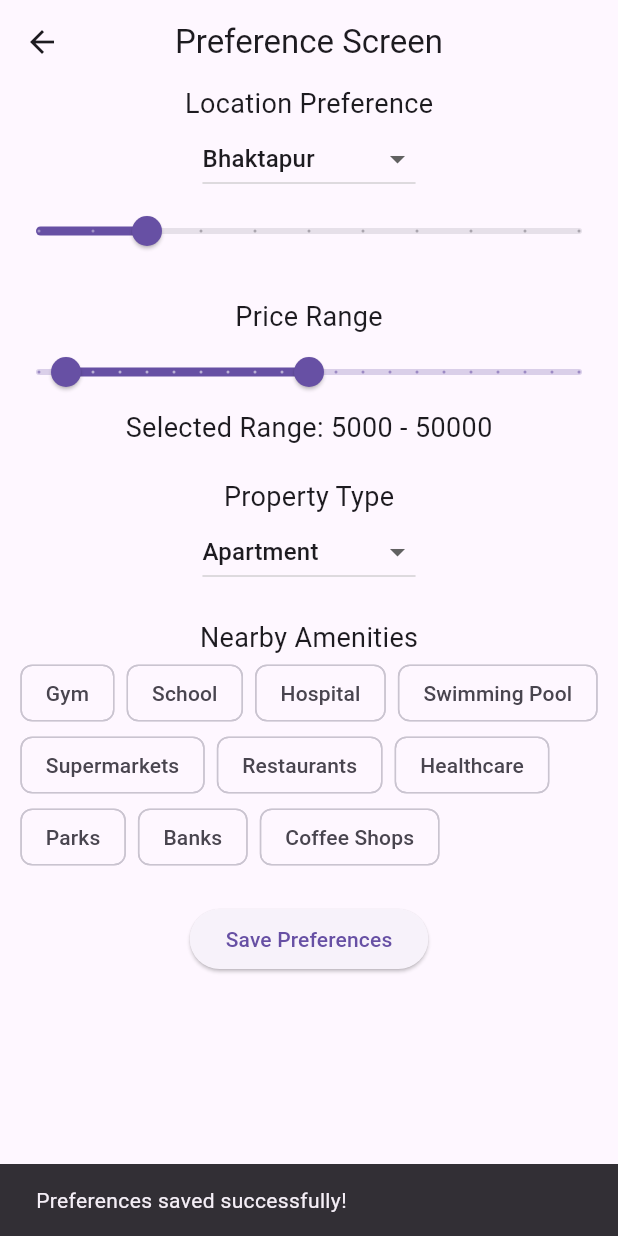
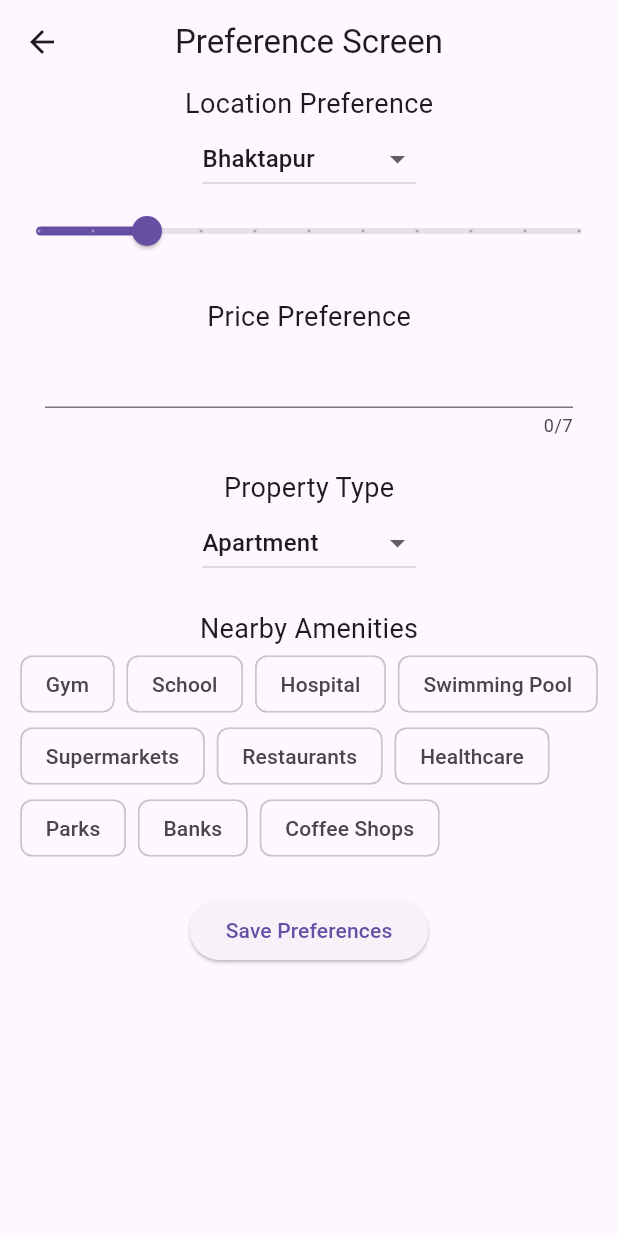
Before and after one commit to shrestharukesh1213/gharsathi, a Flutter app: the Tenantpreferencescreen screen opened by its route, after a tap on "Save Preferences", on a phone screen of 412 x 824 dp. Run offline on Flutter 3.47's test engine with Material 3 defaults, Android fonts, the phone set to English and light mode, and no system bars; our stand-ins replace cached_network_image, carousel_slider, cloud_firestore, country_picker, email_validator, firebase_auth and 11 more; missing offline and left inert: dart:ffi; accounts and stored records are empty.

Commit message:
In process: Changing preferences and algorithm implementation

```diff
--- a/lib/model/Preferences.dart
+++ b/lib/model/Preferences.dart
@@ -1,9 +1,9 @@
 class Preferences {
   String? user;
   String? uid;
-  String? location;
+  Map<String, dynamic>? location;
   double? distance;
-  Map<String, int>? priceRange;
+  double? price;
   String? propertyType;
   List<String>? amenities;
 
@@ -12,7 +12,7 @@ class Preferences {
     this.uid,
     this.location,
     this.distance,
-    this.priceRange,
+    this.price,
     this.propertyType,
     this.amenities,
   });
@@ -24,7 +24,7 @@ class Preferences {
       'uid': uid,
       'location': location,
       'distance': distance,
-      'priceRange': priceRange,
+      'price': price,
       'propertyType': propertyType,
       'amenities': amenities,
     };
--- a/lib/screens/TenantPreferenceScreen.dart
+++ b/lib/screens/TenantPreferenceScreen.dart
@@ -28,11 +28,12 @@ class _TenantpreferencescreenState extends State<Tenantpreferencescreen> {
   //location silder
   double _currentSliderValue = 20;
 
+  double price = 5000;
+
   //property Type
   String dropdownPropertyValue = "Apartment";
 
   //price range
-  RangeValues _currentRangeValues = const RangeValues(0, 100000);
 
   // List of amenities with their current checked status
   final List<String> _amenitiesOptions = [
@@ -70,7 +71,7 @@ class _TenantpreferencescreenState extends State<Tenantpreferencescreen> {
 
   void _initializeDefaultValues() {
     dropdownLocationValue = "Bhaktapur";
-    _currentRangeValues = const RangeValues(5000.0, 50000.0);
+    price = 5000;
     dropdownPropertyValue = "Apartment";
   }
 
@@ -85,12 +86,9 @@ class _TenantpreferencescreenState extends State<Tenantpreferencescreen> {
         Preferences? preferences = await preferenceServices.getPreferences();
         if (preferences != null) {
           setState(() {
-            dropdownLocationValue = preferences.location ?? "Bhaktapur";
+            // dropdownLocationValue = preferences.location ?? "Bhaktapur";
 
-            _currentRangeValues = RangeValues(
-                (preferences.priceRange!['min'] as num).toDouble(),
-                (preferences.priceRange!['max'] as num).toDouble());
-
+            priceController.text = preferences.price.toString();
             dropdownPropertyValue = preferences.propertyType ?? "Apartment";
 
             if (preferences.amenities != null) {
@@ -110,6 +108,8 @@ class _TenantpreferencescreenState extends State<Tenantpreferencescreen> {
     }
   }
 
+  TextEditingController priceController = TextEditingController();
+
   @override
   Widget build(BuildContext context) {
     return Scaffold(
@@ -117,7 +117,8 @@ class _TenantpreferencescreenState extends State<Tenantpreferencescreen> {
         title: const Text('Preference Screen'),
         centerTitle: true,
       ),
-      body: Column(
+      body: SingleChildScrollView(
+        child: Column(
           mainAxisAlignment: MainAxisAlignment.start,
           children: [
             const Text('Location Preference', style: TextStyle(fontSize: 18)),
@@ -150,25 +151,15 @@ class _TenantpreferencescreenState extends State<Tenantpreferencescreen> {
             ),
             const SizedBox(height: 20),
             const Center(
-              child: Text('Price Range', style: TextStyle(fontSize: 18))),
-          RangeSlider(
-            values: _currentRangeValues,
-            min: 0,
-            max: 100000,
-            divisions: 20,
-            labels: RangeLabels(
-              _currentRangeValues.start.round().toString(),
-              _currentRangeValues.end.round().toString(),
+                child:
+                    Text('Price Preference', style: TextStyle(fontSize: 18))),
+            Padding(
+              padding: const EdgeInsets.only(left: 30, right: 30),
+              child: TextFormField(
+                keyboardType: TextInputType.numberWithOptions(decimal: true),
+                controller: priceController,
+                maxLength: 7,
               ),
-            onChanged: (RangeValues values) {
-              setState(() {
-                _currentRangeValues = values;
-              });
-            },
-          ),
-          Text(
-            'Selected Range: ${_currentRangeValues.start.round()} - ${_currentRangeValues.end.round()}',
-            style: const TextStyle(fontSize: 18),
             ),
             const SizedBox(height: 20),
             const Text('Property Type', style: TextStyle(fontSize: 18)),
@@ -209,6 +200,7 @@ class _TenantpreferencescreenState extends State<Tenantpreferencescreen> {
                 child: const Text('Save Preferences')),
           ],
         ),
+      ),
     );
   }
 
@@ -227,12 +219,9 @@ class _TenantpreferencescreenState extends State<Tenantpreferencescreen> {
       Preferences preferences = Preferences(
         user: currentUser.displayName,
         uid: currentUser.uid,
-        location: dropdownLocationValue,
+        // location: dropdownLocationValue,
         distance: _currentSliderValue,
-        priceRange: {
-          'min': _currentRangeValues.start.round(),
-          'max': _currentRangeValues.end.round(),
-        },
+        price: double.parse(priceController.text),
         propertyType: dropdownPropertyValue,
         amenities: selectedAmenities,
       );
--- a/lib/services/PreferenceServices.dart
+++ b/lib/services/PreferenceServices.dart
@@ -33,8 +33,7 @@ class PreferenceServices {
             uid: data['uid'],
             location: data['location'],
             distance: data['distance'],
-            priceRange: Map<String, int>.from(
-                data['priceRange'] as Map<dynamic, dynamic>),
+            price: data['price'].toDouble(),
             propertyType: data['propertyType'],
             amenities:
                 List<String>.from(data['amenities'] as Iterable<dynamic>),
```
Also changed, not shown: lib/services/recommendation_sys.dart (+57 -47 lines). Lines whose indentation alone changed are shown as unchanged.
